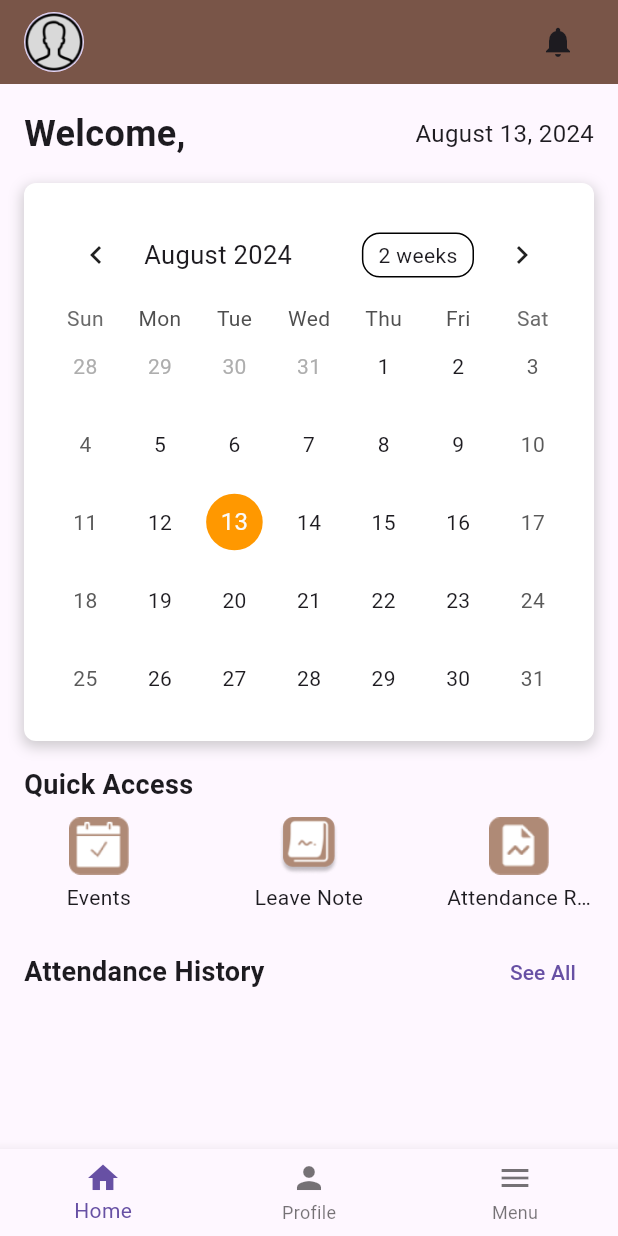
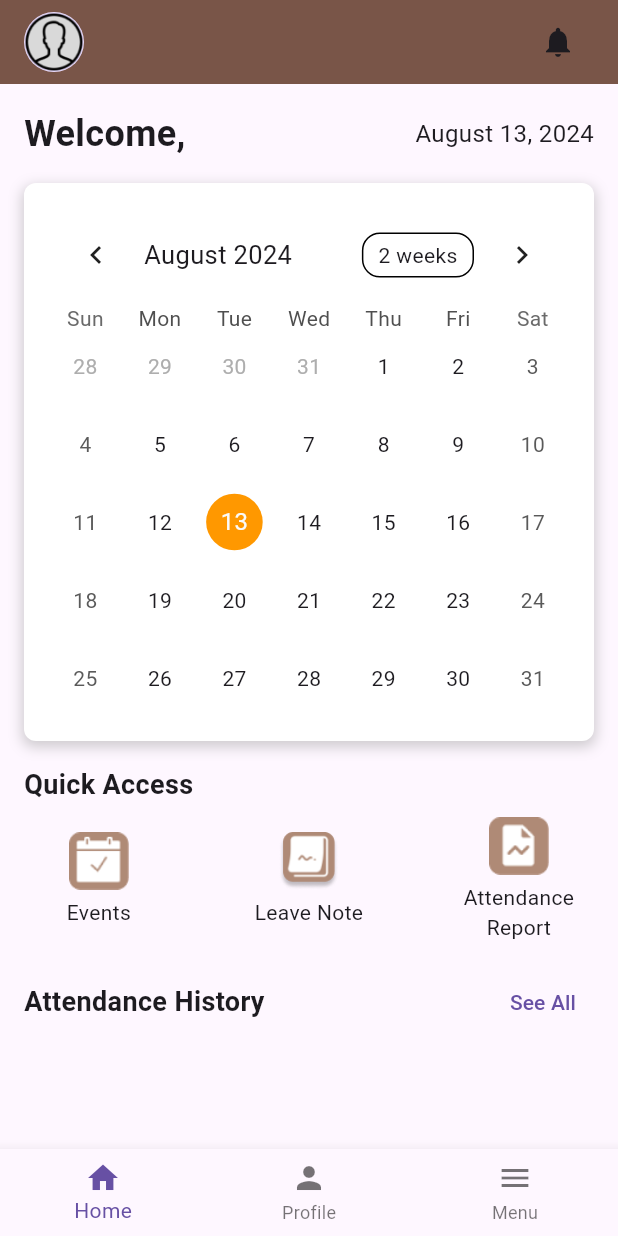
Before and after one commit to NM0000/attendme, a Flutter app: the StudentHomeScreen screen opened directly, on a phone screen of 412 x 824 dp. Run offline on Flutter 3.47's test engine with Material 3 defaults, Android fonts, the phone set to English and light mode, and no system bars; drawn by our look-alikes of table_calendar; our stand-ins replace camera, shared_preferences; accounts and stored records are empty.

Commit message:
updat on student

```diff
--- a/frontend/lib/student_home_screen.dart
+++ b/frontend/lib/student_home_screen.dart
@@ -54,15 +54,6 @@ class _StudentHomeScreenState extends State<StudentHomeScreen> {
     setState(() {
       _reminders = loadedReminders;
     });
-  }
-
-  // Scroll to top method
-  void _scrollToTop() {
-    _scrollController.animateTo(
-      0,
-      duration: const Duration(milliseconds: 300),
-      curve: Curves.easeOut,
-    );
   }
 
   @override
@@ -179,7 +170,7 @@ class _StudentHomeScreenState extends State<StudentHomeScreen> {
                 children: [
                   _buildQuickAccessItem(context, 'Events', 'assets/event.png', '/events_screen'),
                   _buildQuickAccessItem(context, 'Leave Note', 'assets/leave_notes.png', '/leave_note_screen'),
-                  _buildQuickAccessItem(context, 'Attendance Record', 'assets/attendance_report.png', '/attendance_record_screen'),
+                  _buildQuickAccessItem(context, 'Attendance Report', 'assets/attendance_report.png', '/attendance_record_screen'),
                 ],
               ),
               const SizedBox(height: 16),
@@ -229,7 +220,12 @@ class _StudentHomeScreenState extends State<StudentHomeScreen> {
         onTap: (index) {
           switch (index) {
             case 0:
-              _scrollToTop();
+              // Scroll to top when Home is tapped
+              _scrollController.animateTo(
+                0.0,
+                duration: const Duration(milliseconds: 300),
+                curve: Curves.easeOut,
+              );
               break;
             case 1:
               Navigator.pushNamed(context, '/profile_screen');
@@ -249,8 +245,10 @@ class _StudentHomeScreenState extends State<StudentHomeScreen> {
         Navigator.pushNamed(context, routeName);
       },
       child: Container(
-        width: 100, // Adjust width to fit items in a single line with padding
+        width: 100, // Adjust width to fit items with multiline text
         child: Column(
+          mainAxisAlignment: MainAxisAlignment.center,
+          crossAxisAlignment: CrossAxisAlignment.center,
           children: [
             Image.asset(assetPath, width: 40, height: 40),
             const SizedBox(height: 4),
@@ -259,8 +257,10 @@ class _StudentHomeScreenState extends State<StudentHomeScreen> {
               textAlign: TextAlign.center,
               style: const TextStyle(
                 fontSize: 14,
-                overflow: TextOverflow.ellipsis,
+                overflow: TextOverflow.visible, // Allow multiline text
               ),
+              maxLines: 2, // Limit text to two lines
+              softWrap: true,
             ),
           ],
         ),
```
